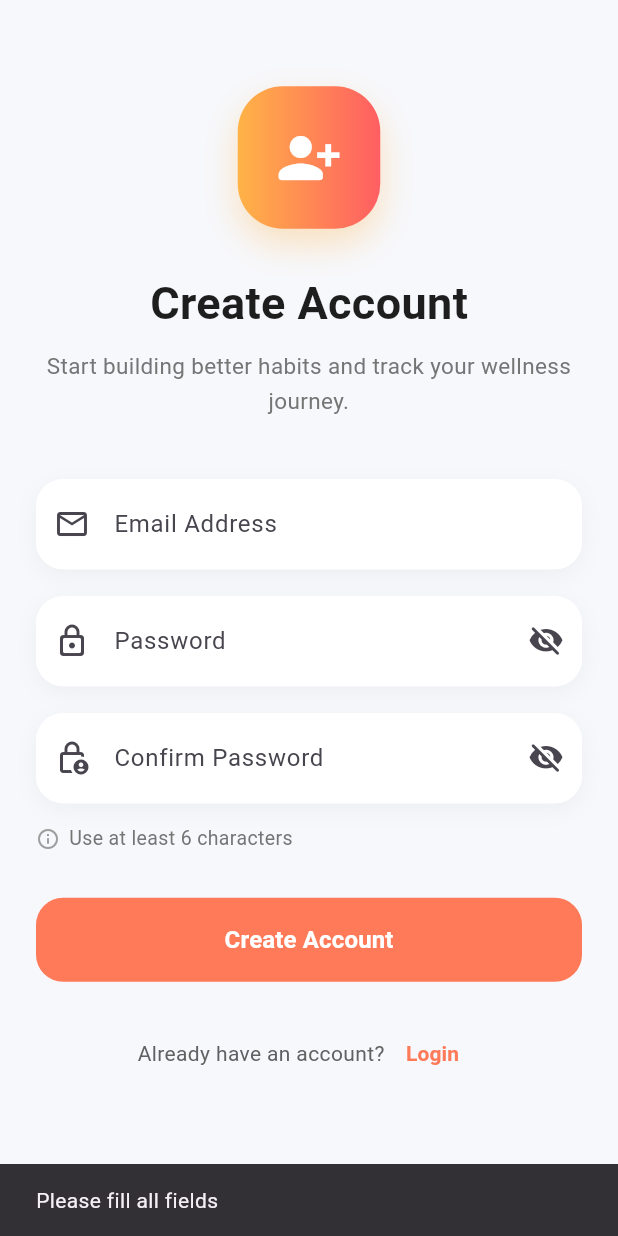
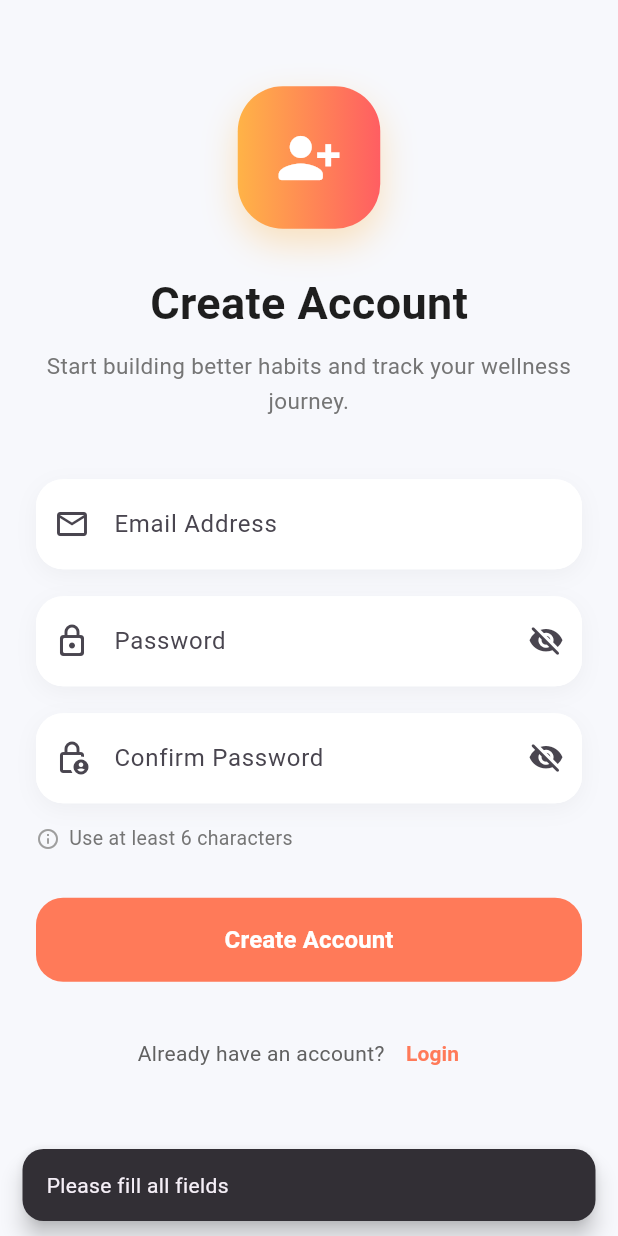
Before and after one commit to BenigJester/FullBrightTrack, a Flutter app: the RegisterTab screen opened directly, after a tap on "Create Account", on a phone screen of 412 x 824 dp. Run offline on Flutter 3.47's test engine with Material 3 defaults, Android fonts, the phone set to English and light mode, and no system bars; our stand-ins replace cloud_firestore, firebase_auth, firebase_core, google_sign_in, pedometer, permission_handler and 1 more; accounts and stored records are empty; network calls fail.

Commit message:
improve: register button feedback.

```diff
--- a/lib/screens/register_screen.dart
+++ b/lib/screens/register_screen.dart
@@ -28,23 +28,65 @@ class _RegisterTabState extends State<RegisterTab> {
     final confirmPassword = confirmPasswordController.text.trim();
 
     if (email.isEmpty || password.isEmpty || confirmPassword.isEmpty) {
-      ScaffoldMessenger.of(
-        context,
-      ).showSnackBar(const SnackBar(content: Text("Please fill all fields")));
+      HapticFeedback.mediumImpact();
+
+      final messenger = ScaffoldMessenger.of(context);
+
+      messenger.clearSnackBars();
+
+      messenger.showSnackBar(
+        SnackBar(
+          content: const Text("Please fill all fields"),
+          behavior: SnackBarBehavior.floating,
+          duration: const Duration(seconds: 2),
+
+          shape: RoundedRectangleBorder(
+            borderRadius: BorderRadius.circular(14),
+          ),
+        ),
+      );
       return;
     }
 
     if (password.length < 6) {
-      ScaffoldMessenger.of(context).showSnackBar(
-        const SnackBar(content: Text("Password must be at least 6 characters")),
+      HapticFeedback.mediumImpact();
+
+      final messenger = ScaffoldMessenger.of(context);
+
+      messenger.clearSnackBars();
+
+      messenger.showSnackBar(
+        SnackBar(
+          content: const Text("Password must be at least 6 characters"),
+          behavior: SnackBarBehavior.floating,
+          duration: const Duration(seconds: 2),
+
+          shape: RoundedRectangleBorder(
+            borderRadius: BorderRadius.circular(14),
+          ),
+        ),
       );
       return;
     }
 
     if (password != confirmPassword) {
-      ScaffoldMessenger.of(
-        context,
-      ).showSnackBar(const SnackBar(content: Text("Passwords do not match")));
+      HapticFeedback.mediumImpact();
+
+      final messenger = ScaffoldMessenger.of(context);
+
+      messenger.clearSnackBars();
+
+      messenger.showSnackBar(
+        SnackBar(
+          content: const Text("Passwords do not match"),
+          behavior: SnackBarBehavior.floating,
+          duration: const Duration(seconds: 2),
+
+          shape: RoundedRectangleBorder(
+            borderRadius: BorderRadius.circular(14),
+          ),
+        ),
+      );
       return;
     }
 
@@ -98,7 +140,6 @@ class _RegisterTabState extends State<RegisterTab> {
                   //     ),
                   //   ),
                   // ),
-
                   const Spacer(),
 
                   // ================= ICON =================
```
